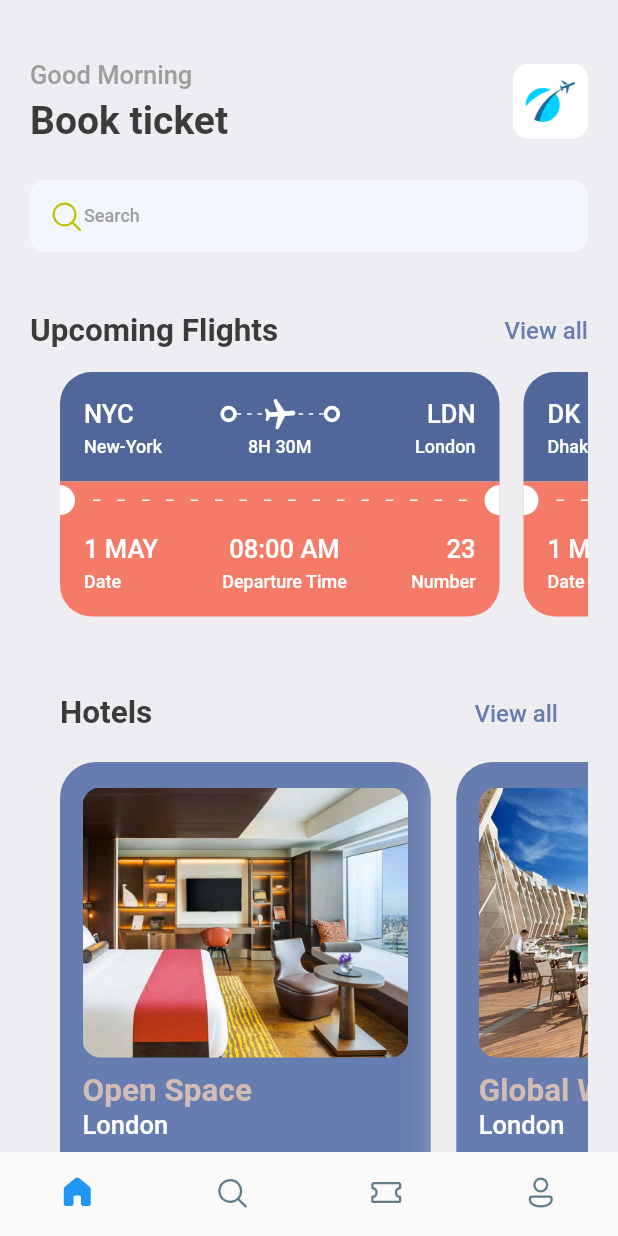
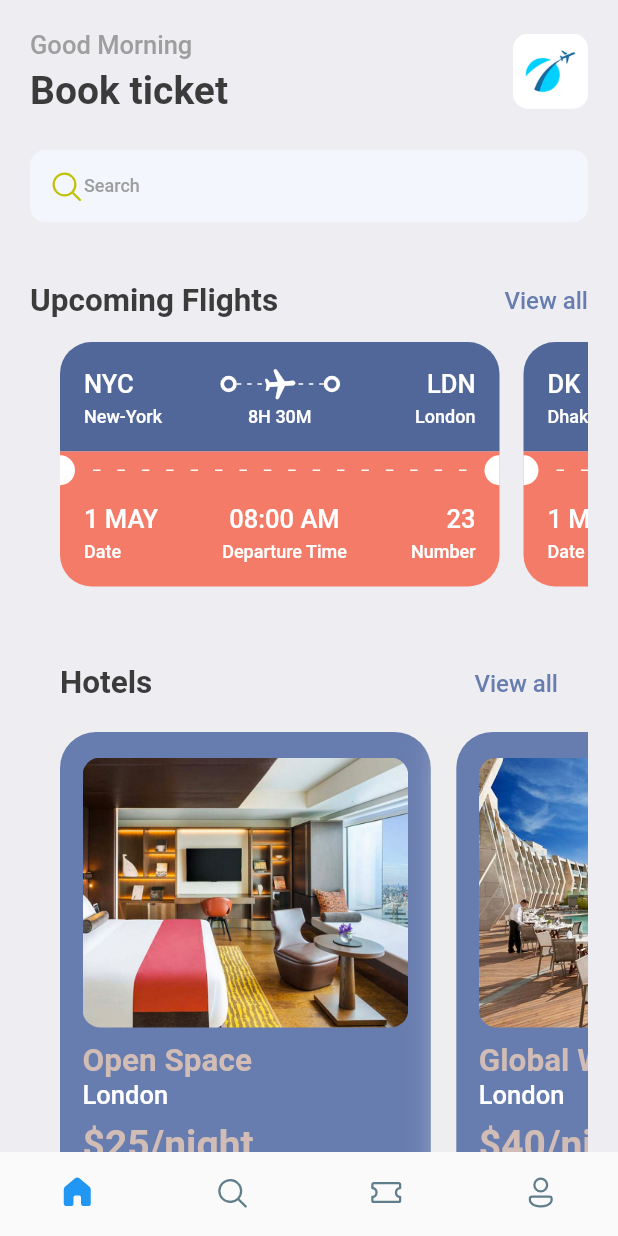
Before and after one commit to hellosknath/flutter_hotel_booking, a Flutter app: the screen it shows after launch, on a phone screen of 412 x 824 dp. Run offline on Flutter 3.47's test engine with Material 2 defaults, Android fonts, the light colour scheme and no system bars; our stand-ins replace fluentui_icons, gap, get.

Commit message:
device responsive

```diff
--- a/lib/screens/home_screen.dart
+++ b/lib/screens/home_screen.dart
@@ -3,6 +3,7 @@ import 'package:flutter/material.dart';
 import 'package:flutter_booking_app/screens/hotel_screen.dart';
 import 'package:flutter_booking_app/screens/ticket_view.dart';
 import 'package:flutter_booking_app/utils/app_info_list.dart';
+import 'package:flutter_booking_app/utils/app_layout.dart';
 import 'package:flutter_booking_app/utils/app_styles.dart';
 import 'package:gap/gap.dart';
 
@@ -16,10 +17,10 @@ class HomeScreen extends StatelessWidget {
       body: ListView(
         children: [
           Container(
-            padding: const EdgeInsets.symmetric(horizontal: 20),
+            padding: EdgeInsets.symmetric(horizontal: AppLayout.getWidth(20)),
             child: Column(
               children: [
-                const Gap(40),
+                Gap(AppLayout.getHeight(20)),
                 // Heading
                 Row(
                   mainAxisAlignment: MainAxisAlignment.spaceBetween,
@@ -39,10 +40,11 @@ class HomeScreen extends StatelessWidget {
                       ],
                     ),
                     Container(
-                      height: 50,
-                      width: 50,
+                      height: AppLayout.getHeight(50),
+                      width: AppLayout.getWidth(50),
                       decoration: BoxDecoration(
-                        borderRadius: BorderRadius.circular(10),
+                        borderRadius:
+                            BorderRadius.circular(AppLayout.getHeight(10)),
                         image: const DecorationImage(
                           fit: BoxFit.fitHeight,
                           image: AssetImage('assets/images/img_1.png'),
@@ -52,12 +54,14 @@ class HomeScreen extends StatelessWidget {
                   ],
                 ),
                 // search bar
-                const Gap(25),
+                Gap(AppLayout.getHeight(25)),
                 Container(
-                  padding:
-                      const EdgeInsets.symmetric(horizontal: 12, vertical: 12),
+                  padding: EdgeInsets.symmetric(
+                      horizontal: AppLayout.getWidth(12),
+                      vertical: AppLayout.getHeight(12)),
                   decoration: BoxDecoration(
-                    borderRadius: BorderRadius.circular(10),
+                    borderRadius:
+                        BorderRadius.circular(AppLayout.getHeight(10)),
                     color: const Color(0xFFF4F6FD),
                   ),
                   child: Row(
@@ -73,7 +77,7 @@ class HomeScreen extends StatelessWidget {
                     ],
                   ),
                 ),
-                const Gap(40),
+                Gap(AppLayout.getHeight(40)),
                 // heading
                 Row(
                   mainAxisAlignment: MainAxisAlignment.spaceBetween,
@@ -96,10 +100,10 @@ class HomeScreen extends StatelessWidget {
                   ],
                 ),
                 // ticket view
-                const Gap(15),
+                Gap(AppLayout.getHeight(15)),
                 SingleChildScrollView(
                   scrollDirection: Axis.horizontal,
-                  padding: const EdgeInsets.only(left: 20),
+                  padding: EdgeInsets.only(left: AppLayout.getHeight(20)),
                   child: Row(
                     children: ticketList
                         .map(
@@ -108,13 +112,14 @@ class HomeScreen extends StatelessWidget {
                         .toList(),
                   ),
                 ),
-                const Gap(15),
+                Gap(AppLayout.getHeight(15)),
 
                 /**
                  *  hotel view
                  */
                 Container(
-                  padding: const EdgeInsets.symmetric(horizontal: 20),
+                  padding:
+                      EdgeInsets.symmetric(horizontal: AppLayout.getWidth(20)),
                   child: Row(
                     mainAxisAlignment: MainAxisAlignment.spaceBetween,
                     children: [
@@ -136,11 +141,11 @@ class HomeScreen extends StatelessWidget {
                     ],
                   ),
                 ),
-                const Gap(15),
+                Gap(AppLayout.getHeight(15)),
                 // hotel screen
                 SingleChildScrollView(
                   scrollDirection: Axis.horizontal,
-                  padding: const EdgeInsets.only(left: 20),
+                  padding: EdgeInsets.only(left: AppLayout.getHeight(20)),
                   child: Row(
                     children: hotelList
                         .map(
--- a/lib/screens/hotel_screen.dart
+++ b/lib/screens/hotel_screen.dart
@@ -18,15 +18,18 @@ class HotelScreen extends StatelessWidget {
     final size = AppLayout.getSize(context);
     return Container(
       width: size.width * 0.6,
-      height: 350,
-      padding: const EdgeInsets.symmetric(
-        horizontal: 15,
-        vertical: 17,
+      height: AppLayout.getHeight(350),
+      padding: EdgeInsets.symmetric(
+        horizontal: AppLayout.getWidth(15),
+        vertical: AppLayout.getHeight(17),
       ),
-      margin: const EdgeInsets.only(right: 17, top: 5),
+      margin: EdgeInsets.only(
+        right: AppLayout.getHeight(17),
+        top: AppLayout.getHeight(5),
+      ),
       decoration: BoxDecoration(
         color: Styles.primaryColor,
-        borderRadius: BorderRadius.circular(24),
+        borderRadius: BorderRadius.circular(AppLayout.getHeight(24)),
         boxShadow: [
           BoxShadow(
             color: Colors.grey.shade200,
@@ -39,9 +42,9 @@ class HotelScreen extends StatelessWidget {
         crossAxisAlignment: CrossAxisAlignment.start,
         children: [
           Container(
-            height: 180,
+            height: AppLayout.getHeight(180),
             decoration: BoxDecoration(
-              borderRadius: BorderRadius.circular(12),
+              borderRadius: BorderRadius.circular(AppLayout.getHeight(12)),
               color: Styles.primaryColor,
               image: DecorationImage(
                 fit: BoxFit.cover,
@@ -51,7 +54,7 @@ class HotelScreen extends StatelessWidget {
               ),
             ),
           ),
-          const Gap(10),
+          Gap(AppLayout.getHeight(10)),
           Text(
             '${hotel['place']}',
             style: Styles.headLineStyle2.copyWith(
@@ -64,7 +67,7 @@ class HotelScreen extends StatelessWidget {
               color: Colors.white,
             ),
           ),
-          const Gap(8),
+          Gap(AppLayout.getHeight(8)),
           Text(
             '\$${hotel['price']}/night',
             style: Styles.headLineStyle.copyWith(color: Styles.kakiColor),
--- a/lib/screens/ticket_view.dart
+++ b/lib/screens/ticket_view.dart
@@ -13,22 +13,22 @@ class TicketView extends StatelessWidget {
     final size = AppLayout.getSize(context);
     return SizedBox(
       width: size.width * 0.75,
-      height: 200,
+      height: AppLayout.getHeight(200),
       child: Container(
-        margin: const EdgeInsets.only(right: 16),
+        margin: EdgeInsets.only(right: AppLayout.getHeight(16)),
         child: Column(
           mainAxisSize: MainAxisSize.min,
           children: [
             /* showing the blue part of the card */
             Container(
-              decoration: const BoxDecoration(
-                color: Color(0xFF526799),
+              decoration: BoxDecoration(
+                color: const Color(0xFF526799),
                 borderRadius: BorderRadius.only(
-                  topLeft: Radius.circular(21),
-                  topRight: Radius.circular(21),
+                  topLeft: Radius.circular(AppLayout.getHeight(21)),
+                  topRight: Radius.circular(AppLayout.getHeight(21)),
                 ),
               ),
-              padding: const EdgeInsets.all(16),
+              padding: EdgeInsets.all(AppLayout.getHeight(16)),
               child: Column(
                 children: [
                   // ticket upper row
@@ -46,7 +46,7 @@ class TicketView extends StatelessWidget {
                         child: Stack(
                           children: [
                             SizedBox(
-                              height: 24,
+                              height: AppLayout.getHeight(24),
                               child: LayoutBuilder(
                                 builder: (BuildContext context,
                                     BoxConstraints constraints) {
@@ -58,10 +58,10 @@ class TicketView extends StatelessWidget {
                                     children: List.generate(
                                       (constraints.constrainWidth() / 6)
                                           .floor(),
-                                      (index) => const SizedBox(
-                                        width: 3,
-                                        height: 1,
-                                        child: DecoratedBox(
+                                      (index) => SizedBox(
+                                        width: AppLayout.getWidth(3),
+                                        height: AppLayout.getHeight(1),
+                                        child: const DecoratedBox(
                                           decoration: BoxDecoration(
                                             color: Colors.white,
                                           ),
@@ -100,7 +100,7 @@ class TicketView extends StatelessWidget {
                     mainAxisAlignment: MainAxisAlignment.spaceBetween,
                     children: [
                       SizedBox(
-                        width: 100,
+                        width: AppLayout.getWidth(100),
                         child: Text(
                           ticket['from']['name'],
                           style: Styles.headLineStyle4.copyWith(
@@ -114,7 +114,7 @@ class TicketView extends StatelessWidget {
                             Styles.headLineStyle4.copyWith(color: Colors.white),
                       ),
                       SizedBox(
-                        width: 100,
+                        width: AppLayout.getWidth(100),
                         child: Text(
                           ticket['to']['name'],
                           style: Styles.headLineStyle4.copyWith(
@@ -134,20 +134,22 @@ class TicketView extends StatelessWidget {
               color: Styles.orangeColor,
               child: Row(
                 children: [
-                  const SizedBox(
-                    height: 20,
-                    width: 10,
+                  SizedBox(
+                    height: AppLayout.getHeight(20),
+                    width: AppLayout.getWidth(10),
                     child: DecoratedBox(
                         decoration: BoxDecoration(
                             color: Colors.white,
                             borderRadius: BorderRadius.only(
-                              topRight: Radius.circular(10),
-                              bottomRight: Radius.circular(10),
+                              topRight:
+                                  Radius.circular(AppLayout.getHeight(10)),
+                              bottomRight:
+                                  Radius.circular(AppLayout.getHeight(10)),
                             ))),
                   ),
                   Expanded(
                     child: Padding(
-                      padding: const EdgeInsets.all(12.0),
+                      padding: EdgeInsets.all(AppLayout.getHeight(12)),
                       child: LayoutBuilder(
                         builder:
                             (BuildContext context, BoxConstraints constraints) {
@@ -157,10 +159,10 @@ class TicketView extends StatelessWidget {
                             mainAxisSize: MainAxisSize.max,
                             children: List.generate(
                               (constraints.constrainWidth() / 15).floor(),
-                              (index) => const SizedBox(
-                                width: 5,
-                                height: 1,
-                                child: DecoratedBox(
+                              (index) => SizedBox(
+                                width: AppLayout.getWidth(5),
+                                height: AppLayout.getHeight(1),
+                                child: const DecoratedBox(
                                   decoration: BoxDecoration(
                                     color: Colors.white,
                                   ),
@@ -172,16 +174,18 @@ class TicketView extends StatelessWidget {
                       ),
                     ),
                   ),
-                  const SizedBox(
-                    height: 20,
-                    width: 10,
+                  SizedBox(
+                    height: AppLayout.getHeight(20),
+                    width: AppLayout.getWidth(10),
                     child: DecoratedBox(
-                        decoration: BoxDecoration(
-                            color: Colors.white,
-                            borderRadius: BorderRadius.only(
-                              topLeft: Radius.circular(10),
-                              bottomLeft: Radius.circular(10),
-                            ))),
+                      decoration: BoxDecoration(
+                        color: Colors.white,
+                        borderRadius: BorderRadius.only(
+                          topLeft: Radius.circular(AppLayout.getHeight(10)),
+                          bottomLeft: Radius.circular(AppLayout.getHeight(10)),
+                        ),
+                      ),
+                    ),
                   ),
                 ],
               ),
@@ -191,13 +195,17 @@ class TicketView extends StatelessWidget {
              Bottom part of the orange card/ticket
              */
             Container(
-              padding: const EdgeInsets.only(
-                  left: 16, top: 10, right: 16, bottom: 16),
+              padding: EdgeInsets.only(
+                left: AppLayout.getHeight(16),
+                top: AppLayout.getHeight(10),
+                right: AppLayout.getHeight(16),
+                bottom: AppLayout.getHeight(16),
+              ),
               decoration: BoxDecoration(
                 color: Styles.orangeColor,
-                borderRadius: const BorderRadius.only(
-                  bottomLeft: Radius.circular(21),
-                  bottomRight: Radius.circular(21),
+                borderRadius: BorderRadius.only(
+                  bottomLeft: Radius.circular(AppLayout.getHeight(21)),
+                  bottomRight: Radius.circular(AppLayout.getHeight(21)),
                 ),
               ),
               child: Column(
@@ -213,7 +221,7 @@ class TicketView extends StatelessWidget {
                             style: Styles.headLineStyle3
                                 .copyWith(color: Colors.white),
                           ),
-                          const Gap(5),
+                          Gap(AppLayout.getHeight(5)),
                           Text(
                             'Date',
                             style: Styles.headLineStyle4
@@ -245,7 +253,7 @@ class TicketView extends StatelessWidget {
                             style: Styles.headLineStyle3
                                 .copyWith(color: Colors.white),
                           ),
-                          const Gap(5),
+                           Gap(AppLayout.getHeight(5)),
                           Text(
                             'Number',
                             style: Styles.headLineStyle4
--- a/lib/widget/thick_container.dart
+++ b/lib/widget/thick_container.dart
@@ -1,4 +1,5 @@
 import 'package:flutter/material.dart';
+import 'package:flutter_booking_app/utils/app_layout.dart';
 
 class ThickContainer extends StatelessWidget {
   const ThickContainer({super.key});
@@ -6,10 +7,10 @@ class ThickContainer extends StatelessWidget {
   @override
   Widget build(BuildContext context) {
     return Container(
-      padding: const EdgeInsets.all(3.0),
+      padding: EdgeInsets.all(AppLayout.getHeight(3)),
       decoration: BoxDecoration(
-        borderRadius: BorderRadius.circular(20),
-        border: Border.all(width: 2.5,color: Colors.white),
+        borderRadius: BorderRadius.circular(AppLayout.getHeight(20)),
+        border: Border.all(width: AppLayout.getWidth(2.5), color: Colors.white),
       ),
     );
   }
```
